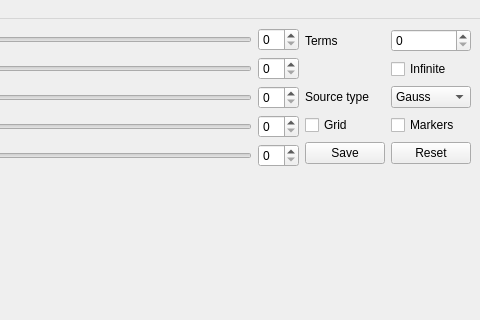
Old version of the form CosmoAI_qt/mainwindow.ui in the repository Simon-Ing/Cosmo_Ai; both pictures show x 362 to 842 and y 0 to 320 of the 842 by 693 pixel window.
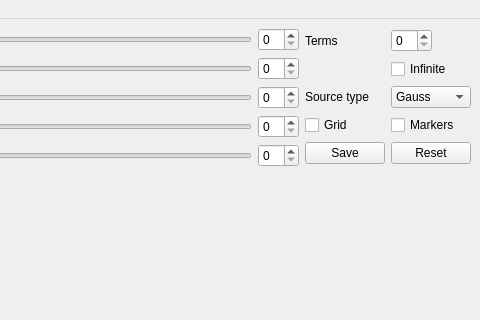
New version of the form.

Commit message: fix terms. scale legend. disable terms spinbox when inf. is checked.

The edit to the form file:
```diff
--- a/CosmoAI_qt/mainwindow.ui
+++ b/CosmoAI_qt/mainwindow.ui
@@ -190,7 +190,14 @@
        </widget>
       </item>
       <item row="0" column="1">
-       <widget class="QSpinBox" name="termsSpinbox"/>
+       <widget class="QSpinBox" name="termsSpinbox">
+        <property name="sizePolicy">
+         <sizepolicy hsizetype="Fixed" vsizetype="Fixed">
+          <horstretch>0</horstretch>
+          <verstretch>0</verstretch>
+         </sizepolicy>
+        </property>
+       </widget>
       </item>
       <item row="1" column="1">
        <widget class="QCheckBox" name="infTermsCheckbox">
```
The commit also changes 2 other files.
